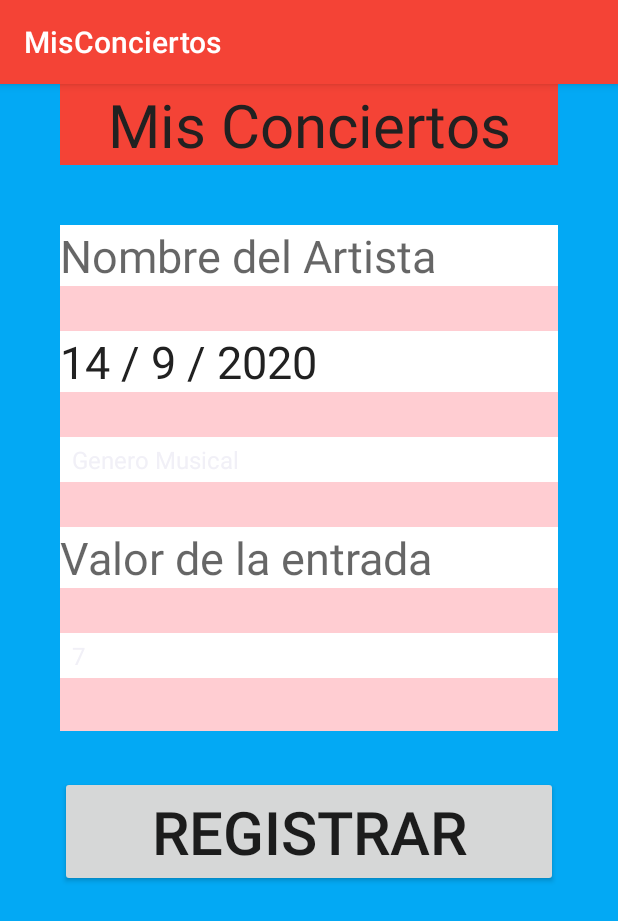
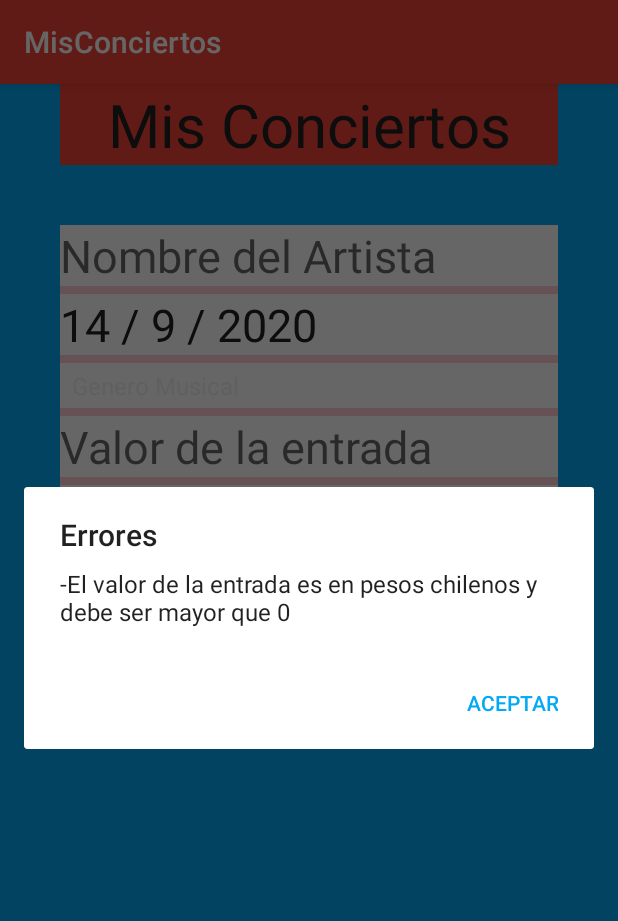
Before and after one commit to anibaloso/MisConciertos, an Android app: the screen it shows after launch (MainActivity), after a tap on "REGISTRAR", on a phone screen of 412 x 824 dp. Shown: the top 921 px of the screen. Run offline under Robolectric (Android 15) with nearby library versions, the phone set to English and light mode, and no system bars; 1 statement that could not run was skipped.

Commit message:
Agregar ListView y modificaciones vista
Agregar ListView
Modificar margines para mejorar la vista
Modificar codigo de boton Registrar

```diff
--- a/Fuentes/MisConciertosApp/app/src/main/java/cl/inacap/misconciertos/MainActivity.java
+++ b/Fuentes/MisConciertosApp/app/src/main/java/cl/inacap/misconciertos/MainActivity.java
@@ -11,10 +11,12 @@ import android.widget.ArrayAdapter;
 import android.widget.Button;
 import android.widget.DatePicker;
 import android.widget.EditText;
+import android.widget.ListView;
 import android.widget.Spinner;
 import android.widget.TextView;
 import android.widget.Toast;
 
+import java.sql.Time;
 import java.text.DecimalFormat;
 import java.util.ArrayList;
 import java.util.Calendar;
@@ -25,25 +27,67 @@ import cl.inacap.misconciertos.dao.DaoConcierto;
 
 public class MainActivity extends AppCompatActivity {
 
-    //private List<String> entradas=new ArrayList<>();
+    private List<Concierto> conciertos=new ArrayList<>();
+
+    private EditText nombreArtista;
+    private EditText valorEntrada;
+    private ListView conciertoLv;
+    private Button guardar;
 
     TextView valorEm;
     TextView tvFecha;
     Calendar calendario;
     int day,month,year;
+
     Spinner spGenero;
     String[] items;
+
     Spinner spEvaluacion;
     String[] nota;
+
     private boolean primera=true;
-    EditText valorEntradas;
 
-    private Button guardar;
+
+
 
     @Override
     protected void onCreate(Bundle savedInstanceState) {
         super.onCreate(savedInstanceState);
         setContentView(R.layout.activity_main);
+
+        this.nombreArtista=findViewById(R.id.nombreArtista);
+        this.valorEntrada=findViewById(R.id.valorEntrada);
+        this.conciertoLv=findViewById(R.id.conciertoLv);
+        this.guardar=findViewById(R.id.guardar);
+        this.guardar.setOnClickListener(new View.OnClickListener() {
+            @Override
+            public void onClick(View view) {
+                List<String> errores = new ArrayList<>();
+                String nombre=null;
+                int valor=0;
+                int calificacion=0;
+                calificacion=Integer.parseInt(spEvaluacion.toString());
+                Time fecha;
+                try {
+                    nombre=nombreArtista.getText().toString();
+                    valor=Integer.parseInt(valorEntrada.getText().toString());
+                    if (valor<1){
+                        throw new Exception();
+                    }
+                }catch(Exception e){
+                    errores.add("El valor de la entrada es en pesos chilenos y debe ser mayor que 0");
+                }
+                if (errores.isEmpty()){
+                    Concierto con=new Concierto();
+                    con.setPrecioEntrada(valor);
+                    con.setNombreArtista(nombre);
+                    con.setCalificacion(calificacion);
+                    conciertos.add(con);
+                }else{
+                    mostrarErrores(errores);
+                }
+            }
+        });
 
         spEvaluacion=(Spinner) findViewById(R.id.spEvaluacion);
         nota=getResources().getStringArray(R.array.evaluacion);
@@ -86,8 +130,8 @@ public class MainActivity extends AppCompatActivity {
         });
 
 
-        DecimalFormat formato=new DecimalFormat("###,###");
-        valorEntradas=(EditText) findViewById(R.id.valorEntrada);
+        //DecimalFormat formato=new DecimalFormat("###,###");
+        //valorEntradas=(EditText) findViewById(R.id.valorEntrada);
 
 
         tvFecha=(TextView) findViewById(R.id.etFecha);
--- a/Fuentes/MisConciertosApp/app/src/main/java/cl/inacap/misconciertos/dto/Concierto.java
+++ b/Fuentes/MisConciertosApp/app/src/main/java/cl/inacap/misconciertos/dto/Concierto.java
@@ -1,11 +1,7 @@
 package cl.inacap.misconciertos.dto;
 
-import androidx.appcompat.app.AlertDialog;
-
+import java.text.DecimalFormat;
 import java.util.Date;
-import java.util.List;
-
-import cl.inacap.misconciertos.MainActivity;
 
 public class Concierto {
 
@@ -14,6 +10,7 @@ public class Concierto {
     private String genero;
     private int precioEntrada;
     private int calificacion;
+    DecimalFormat formato=new DecimalFormat("###.###");
 
     public Concierto(){
 
@@ -50,13 +47,15 @@ public class Concierto {
     public void setGenero(String genero) {
         this.genero = genero;
     }
-
-    public int getPrecioEntrada() {
-        return precioEntrada;
+//le cambio el int por un string ni idea por que
+    public String getPrecioEntrada() {
+        return formato.format(precioEntrada);
     }
 
     public void setPrecioEntrada(int precioEntrada) {
-        this.precioEntrada = precioEntrada;
+
+        this.precioEntrada=precioEntrada;
+
     }
 
     public int getCalificacion() {
@@ -67,5 +66,8 @@ public class Concierto {
         this.calificacion = calificacion;
     }
 
-
+    @Override
+    public String toString() {
+        return fechaEvento+" "+nombreArtista+" "+precioEntrada+" ";
+    }
 }
--- a/Fuentes/MisConciertosApp/app/src/main/res/layout/activity_main.xml
+++ b/Fuentes/MisConciertosApp/app/src/main/res/layout/activity_main.xml
@@ -21,7 +21,7 @@
 
     <LinearLayout
         android:layout_width="match_parent"
-        android:layout_height="337dp"
+        android:layout_height="209dp"
         android:layout_marginLeft="@dimen/marginIzq"
         android:layout_marginTop="@dimen/marginTopTitle"
         android:layout_marginRight="@dimen/marginDer"
@@ -30,6 +30,7 @@
         android:textAlignment="center">
 
         <EditText
+            android:id="@+id/nombreArtista"
             android:layout_width="match_parent"
             android:layout_height="wrap_content"
             android:background="@color/icons"
@@ -44,7 +45,8 @@
             android:id="@+id/etFecha"
             android:layout_width="match_parent"
             android:layout_height="wrap_content"
-            android:layout_marginTop="@dimen/textoCuadros"
+            android:layout_marginTop="@dimen/marginTop"
+
             android:background="@color/icons"
             android:clickable="true"
             android:focusable="false"
@@ -55,32 +57,34 @@
             android:textSize="@dimen/textoCuadros"></TextView>
 
         <Spinner
+
             android:id="@+id/spGenero"
-            android:background="@color/icons"
             android:layout_width="match_parent"
             android:layout_height="@dimen/textoCuadros"
-            android:layout_marginTop="@dimen/textoCuadros"
+            android:layout_marginTop="@dimen/marginTop"
+            android:background="@color/icons"
             android:scrollbarSize="@dimen/textoCuadros">
 
         </Spinner>
 
         <EditText
             android:id="@+id/valorEntrada"
-            android:background="@color/icons"
             android:layout_width="match_parent"
             android:layout_height="wrap_content"
-            android:layout_marginTop="@dimen/textoCuadros"
+            android:layout_marginTop="@dimen/marginTop"
+            android:background="@color/icons"
+            android:hint="@string/valor"
             android:inputType="number"
-            android:hint="@string/valor"
             android:textSize="@dimen/textoCuadros">
 
         </EditText>
+
         <Spinner
             android:id="@+id/spEvaluacion"
-            android:background="@color/icons"
             android:layout_width="match_parent"
             android:layout_height="@dimen/textoCuadros"
-            android:layout_marginTop="@dimen/textoCuadros"
+            android:layout_marginTop="@dimen/marginTop"
+            android:background="@color/icons"
             android:scrollbarSize="@dimen/textoCuadros">
 
         </Spinner>
@@ -89,8 +93,8 @@
 
     <Button
         android:id="@+id/guardar"
-            android:layout_marginLeft="@dimen/marginIzq"
-            android:layout_marginRight="@dimen/marginDer"
+        android:layout_marginLeft="@dimen/marginIzqButt"
+        android:layout_marginRight="@dimen/marginDerButt"
         android:layout_marginTop="@dimen/textoCuadros"
         android:text="REGISTRAR"
         android:layout_width="match_parent"
@@ -100,6 +104,14 @@
 
     </Button>
 
+    <ListView
+        android:id="@+id/conciertoLv"
+        android:layout_marginTop="@dimen/textoTitulo"
+        android:layout_width="match_parent"
+        android:layout_height="wrap_content">
+
+    </ListView>
+
 
 
 </LinearLayout>
--- a/Fuentes/MisConciertosApp/app/src/main/res/values/dimens.xml
+++ b/Fuentes/MisConciertosApp/app/src/main/res/values/dimens.xml
@@ -2,8 +2,11 @@
 <resources>
     <dimen name="textoTitulo">40sp</dimen>
     <dimen name="textoCuadros">30sp</dimen>
+    <dimen name="marginTop">5dp</dimen>
     <dimen name="marginIzq">40dp</dimen>
     <dimen name="marginDer">40dp</dimen>
-    <dimen name="marginTop">20dp</dimen>
+    <dimen name="marginIzqButt">80dp</dimen>
+    <dimen name="marginDerButt">80dp</dimen>
+
     <dimen name="marginTopTitle">40dp</dimen>
 </resources>
```
Lines whose indentation alone changed are shown as unchanged.
